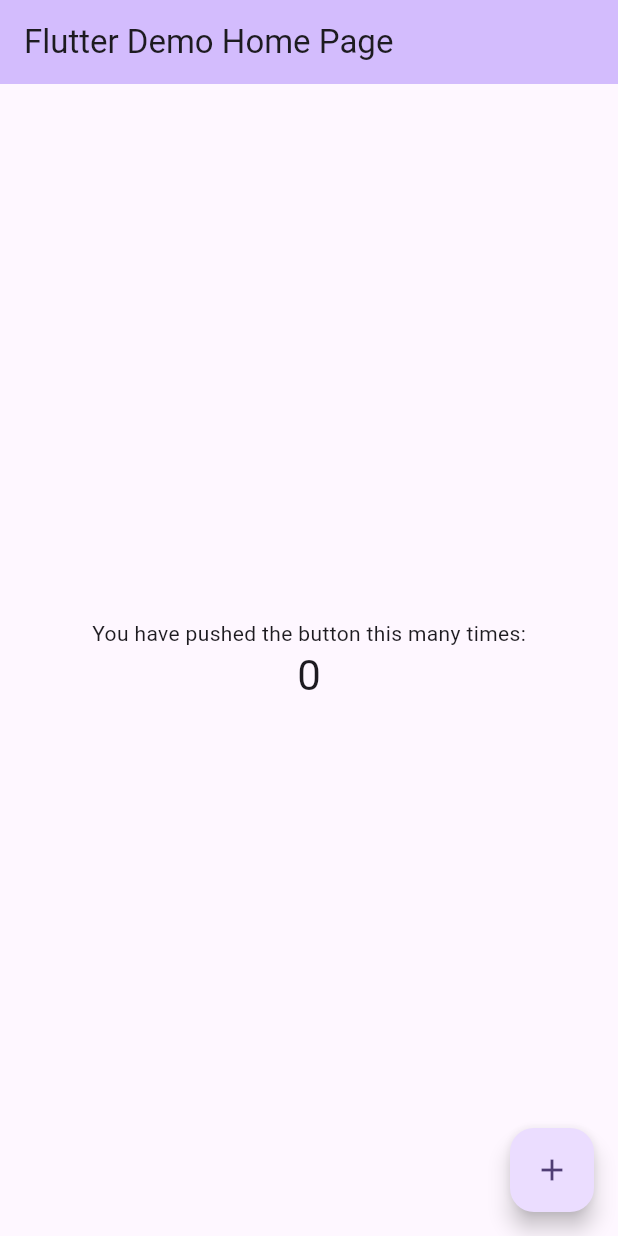
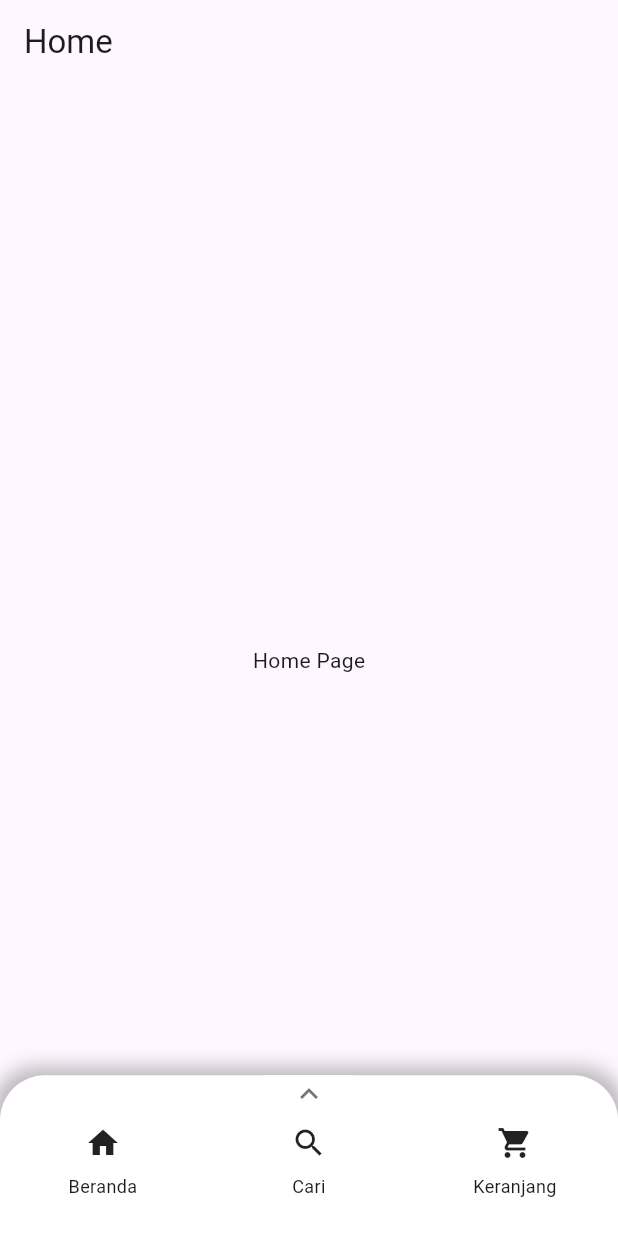
Before and after one commit to Tinesh14/Technical-Test-Fast8, a Flutter app: the screen it shows after launch, on a phone screen of 412 x 824 dp. Run offline on Flutter 3.47's test engine with Material 3 defaults, Android fonts, the phone set to English and light mode, and no system bars.

Commit message:
bottom navigation bar scrolling

```diff
--- /dev/null
+++ b/lib/bottom_nav_bar_swipe.dart
@@ -0,0 +1,191 @@
+import 'package:flutter/material.dart';
+import 'package:payuung_pribadi/cart_page.dart';
+import 'package:payuung_pribadi/list_friend_page.dart';
+import 'package:payuung_pribadi/list_transaction_page.dart';
+import 'package:payuung_pribadi/my_voucher_page.dart';
+import 'package:payuung_pribadi/shipping_addres_page.dart';
+
+import 'home_page.dart';
+import 'search_page.dart';
+
+class BottomNavBarWithScrollableGridMenu extends StatefulWidget {
+  const BottomNavBarWithScrollableGridMenu({super.key});
+
+  @override
+  State<BottomNavBarWithScrollableGridMenu> createState() =>
+      _BottomNavBarWithScrollableGridMenuState();
+}
+
+class _BottomNavBarWithScrollableGridMenuState
+    extends State<BottomNavBarWithScrollableGridMenu> {
+  final List<BottomNavigationBarItem> _allMenuItems = [
+    const BottomNavigationBarItem(icon: Icon(Icons.home), label: 'Beranda'),
+    const BottomNavigationBarItem(icon: Icon(Icons.search), label: 'Cari'),
+    const BottomNavigationBarItem(
+        icon: Icon(Icons.shopping_cart), label: 'Keranjang'),
+    const BottomNavigationBarItem(
+        icon: Icon(Icons.message), label: 'Daftar Transaksi'),
+    const BottomNavigationBarItem(
+        icon: Icon(Icons.person), label: 'Voucher Saya'),
+    const BottomNavigationBarItem(
+        icon: Icon(Icons.settings), label: 'Alamat Pengiriman'),
+    const BottomNavigationBarItem(
+        icon: Icon(Icons.info), label: 'Daftar Teman'),
+  ];
+
+  final List<Widget> _pages = const [
+    HomePage(),
+    SearchPage(),
+    CartPage(),
+    ListTransactionPage(),
+    MyVoucherPage(),
+    ShippingAddressPage(),
+    ListFriendPage(),
+  ];
+  int _currentIndex = 0;
+  late final DraggableScrollableController _scrollController;
+  bool _isExpanded = false; // Track if the sheet is expanded
+  double _previousSize = 0.13;
+  @override
+  void initState() {
+    super.initState();
+    _scrollController = DraggableScrollableController();
+  }
+
+  @override
+  void dispose() {
+    _scrollController.dispose();
+    super.dispose();
+  }
+
+  void _checkSize() {
+    final currentSize = _scrollController.size;
+    if (currentSize > _previousSize) {
+      if (!_isExpanded) {
+        setState(() {
+          _isExpanded = true;
+        });
+      }
+    } else if (currentSize < _previousSize) {
+      if (_isExpanded) {
+        setState(() {
+          _isExpanded = false;
+        });
+      }
+    }
+
+    _previousSize = currentSize;
+  }
+
+  @override
+  Widget build(BuildContext context) {
+    return Scaffold(
+      body: Stack(
+        children: [
+          _pages[_currentIndex],
+          Align(
+            alignment: Alignment.bottomCenter,
+            child: DraggableScrollableSheet(
+              initialChildSize: _previousSize,
+              minChildSize: 0.13,
+              maxChildSize: 0.4,
+              controller: _scrollController,
+              builder:
+                  (BuildContext context, ScrollController scrollController) {
+                _scrollController.addListener(_checkSize);
+                return Stack(
+                  children: [
+                    Container(
+                      decoration: const BoxDecoration(
+                        color: Colors.white,
+                        borderRadius:
+                            BorderRadius.vertical(top: Radius.circular(30)),
+                        boxShadow: [
+                          BoxShadow(
+                            color: Colors.black26,
+                            blurRadius: 10,
+                            spreadRadius: 5,
+                          ),
+                        ],
+                      ),
+                      child: GridView.builder(
+                        padding: const EdgeInsets.only(top: 12),
+                        controller: scrollController,
+                        gridDelegate:
+                            const SliverGridDelegateWithFixedCrossAxisCount(
+                          crossAxisCount: 3, // Number of columns in the grid
+                          childAspectRatio: 1.5, // Ratio of width to height
+                          mainAxisSpacing: 20,
+                        ),
+                        itemCount: _allMenuItems.length,
+                        itemBuilder: (context, index) {
+                          return Material(
+                            color: Colors.transparent,
+                            child: InkWell(
+                              onTap: () {
+                                // Handle navigation or other actions here
+                                setState(() {
+                                  _currentIndex = index;
+                                });
+                              },
+                              child: Column(
+                                mainAxisAlignment: MainAxisAlignment.center,
+                                children: [
+                                  _allMenuItems[index].icon,
+                                  const SizedBox(height: 8),
+                                  Text(
+                                    _allMenuItems[index].label!,
+                                    style: const TextStyle(fontSize: 12),
+                                    textAlign: TextAlign.center,
+                                  ),
+                                ],
+                              ),
+                            ),
+                          );
+                        },
+                      ),
+                    ),
+                    Positioned.fill(
+                      top: 0,
+                      child: Column(
+                        children: [
+                          GestureDetector(
+                            onTap: () {
+                              // Handle the up arrow tap
+                              _scrollController.animateTo(
+                                _isExpanded ? 0.13 : 0.4,
+                                duration: const Duration(milliseconds: 300),
+                                curve: Curves.easeInOut,
+                              );
+                              // }
+                            },
+                            child: Container(
+                              width: 60,
+                              height: 25,
+                              decoration: const BoxDecoration(
+                                color: Colors.white,
+                              ),
+                              child: Center(
+                                child: Icon(
+                                  _isExpanded
+                                      ? Icons.keyboard_arrow_down
+                                      : Icons.keyboard_arrow_up,
+                                  color: Colors.black54,
+                                  size: 24,
+                                ),
+                              ),
+                            ),
+                          ),
+                        ],
+                      ),
+                    ),
+                  ],
+                );
+              },
+            ),
+          ),
+        ],
+      ),
+    );
+  }
+}
--- /dev/null
+++ b/lib/home_page.dart
@@ -0,0 +1,18 @@
+import 'package:flutter/material.dart';
+
+class HomePage extends StatefulWidget {
+  const HomePage({super.key});
+
+  @override
+  State<HomePage> createState() => _HomePageState();
+}
+
+class _HomePageState extends State<HomePage> {
+  @override
+  Widget build(BuildContext context) {
+    return Scaffold(
+      appBar: AppBar(title: const Text('Home')),
+      body: const Center(child: Text('Home Page')),
+    );
+  }
+}
--- a/lib/main.dart
+++ b/lib/main.dart
@@ -1,4 +1,5 @@
 import 'package:flutter/material.dart';
+import 'bottom_nav_bar_swipe.dart';
 
 void main() {
   runApp(const MyApp());
@@ -31,95 +32,7 @@ class MyApp extends StatelessWidget {
         colorScheme: ColorScheme.fromSeed(seedColor: Colors.deepPurple),
         useMaterial3: true,
       ),
-      home: const MyHomePage(title: 'Flutter Demo Home Page'),
+      home: const BottomNavBarWithScrollableGridMenu(),
     );
   }
 }
-
-class MyHomePage extends StatefulWidget {
-  const MyHomePage({super.key, required this.title});
-
-  // This widget is the home page of your application. It is stateful, meaning
-  // that it has a State object (defined below) that contains fields that affect
-  // how it looks.
-
-  // This class is the configuration for the state. It holds the values (in this
-  // case the title) provided by the parent (in this case the App widget) and
-  // used by the build method of the State. Fields in a Widget subclass are
-  // always marked "final".
-
-  final String title;
-
-  @override
-  State<MyHomePage> createState() => _MyHomePageState();
-}
-
-class _MyHomePageState extends State<MyHomePage> {
-  int _counter = 0;
-
-  void _incrementCounter() {
-    setState(() {
-      // This call to setState tells the Flutter framework that something has
-      // changed in this State, which causes it to rerun the build method below
-      // so that the display can reflect the updated values. If we changed
-      // _counter without calling setState(), then the build method would not be
-      // called again, and so nothing would appear to happen.
-      _counter++;
-    });
-  }
-
-  @override
-  Widget build(BuildContext context) {
-    // This method is rerun every time setState is called, for instance as done
-    // by the _incrementCounter method above.
-    //
-    // The Flutter framework has been optimized to make rerunning build methods
-    // fast, so that you can just rebuild anything that needs updating rather
-    // than having to individually change instances of widgets.
-    return Scaffold(
-      appBar: AppBar(
-        // TRY THIS: Try changing the color here to a specific color (to
-        // Colors.amber, perhaps?) and trigger a hot reload to see the AppBar
-        // change color while the other colors stay the same.
-        backgroundColor: Theme.of(context).colorScheme.inversePrimary,
-        // Here we take the value from the MyHomePage object that was created by
-        // the App.build method, and use it to set our appbar title.
-        title: Text(widget.title),
-      ),
-      body: Center(
-        // Center is a layout widget. It takes a single child and positions it
-        // in the middle of the parent.
-        child: Column(
-          // Column is also a layout widget. It takes a list of children and
-          // arranges them vertically. By default, it sizes itself to fit its
-          // children horizontally, and tries to be as tall as its parent.
-          //
-          // Column has various properties to control how it sizes itself and
-          // how it positions its children. Here we use mainAxisAlignment to
-          // center the children vertically; the main axis here is the vertical
-          // axis because Columns are vertical (the cross axis would be
-          // horizontal).
-          //
-          // TRY THIS: Invoke "debug painting" (choose the "Toggle Debug Paint"
-          // action in the IDE, or press "p" in the console), to see the
-          // wireframe for each widget.
-          mainAxisAlignment: MainAxisAlignment.center,
-          children: <Widget>[
-            const Text(
-              'You have pushed the button this many times:',
-            ),
-            Text(
-              '$_counter',
-              style: Theme.of(context).textTheme.headlineMedium,
-            ),
-          ],
-        ),
-      ),
-      floatingActionButton: FloatingActionButton(
-        onPressed: _incrementCounter,
-        tooltip: 'Increment',
-        child: const Icon(Icons.add),
-      ), // This trailing comma makes auto-formatting nicer for build methods.
-    );
-  }
-}
```
Also changed, not shown: lib/cart_page.dart (added, +18 -0 lines), lib/list_friend_page.dart (added, +18 -0 lines), lib/list_transaction_page.dart (added, +18 -0 lines), lib/my_voucher_page.dart (added, +18 -0 lines), lib/search_page.dart (added, +18 -0 lines), lib/shipping_addres_page.dart (added, +18 -0 lines).
